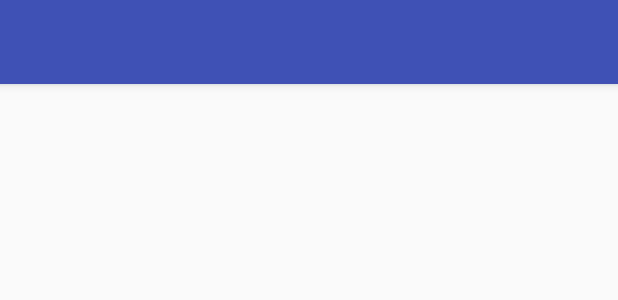
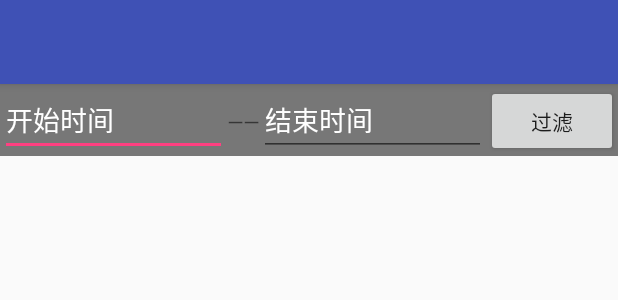
Before and after one commit to woodensheep/Disastersystem, an Android app: the layout activity_complete_task.xml on its own in the app's theme, with its tools: preview values and no code run, on a phone screen of 412 x 824 dp. Shown: the top 300 px of the screen. Run offline under Robolectric (Android 15) with nearby library versions, the phone set to English and light mode, and no system bars.

Commit message:
工作平台页面布局3

```diff
--- a/app/build.gradle
+++ b/app/build.gradle
@@ -1,5 +1,5 @@
 apply plugin: 'com.android.application'
-
+'com.jakewharton.butterknife'
 android {
     compileSdkVersion 23
     buildToolsVersion "23.0.0"
@@ -35,4 +35,5 @@ dependencies {
     })
     testCompile 'junit:junit:4.12'
     compile 'com.jakewharton:butterknife:8.5.1'
+    annotationProcessor 'com.jakewharton:butterknife-compiler:8.5.1'
 }
--- a/app/src/main/res/layout/activity_complete_task.xml
+++ b/app/src/main/res/layout/activity_complete_task.xml
@@ -20,6 +20,51 @@
             app:popupTheme="@style/AppTheme.PopupOverlay" />
 
     </android.support.design.widget.AppBarLayout>
+    <LinearLayout
+        app:layout_behavior="@string/appbar_scrolling_view_behavior"
+        android:layout_width="match_parent"
+        android:layout_height="match_parent"
+        android:orientation="vertical">
 
+    <LinearLayout
+        android:layout_width="match_parent"
+        android:layout_height="wrap_content"
+        android:orientation="horizontal"
+        android:background="@color/c1olorgray">
+        <EditText
+            android:id="@+id/start_time"
+            android:layout_width="wrap_content"
+            android:layout_height="wrap_content"
+            android:layout_weight="1"
+            android:textColorHint="@color/c1olorwhite"
+            android:hint="开始时间"/>
+        <TextView
+            android:id="@+id/divider"
+            android:layout_width="wrap_content"
+            android:layout_height="wrap_content"
+            android:text="——"
+            android:layout_centerVertical="true"
+            />
+        <EditText
+            android:id="@+id/end_time"
+            android:layout_width="wrap_content"
+            android:layout_height="wrap_content"
+            android:layout_weight="1"
+            android:textColorHint="@color/c1olorwhite"
+            android:hint="结束时间"/>
+        <Button
+            android:id="@+id/com_task_search"
+            android:layout_width="wrap_content"
+            android:layout_height="wrap_content"
+            android:text="过滤"
+            />
+    </LinearLayout>
+    <android.support.v7.widget.RecyclerView
+        android:id="@+id/com_task_list"
+        android:layout_width="match_parent"
+        android:layout_height="match_parent">
+
+    </android.support.v7.widget.RecyclerView>
+    </LinearLayout>
 
 </android.support.design.widget.CoordinatorLayout>
--- a/build.gradle
+++ b/build.gradle
@@ -6,7 +6,7 @@ buildscript {
     }
     dependencies {
         classpath 'com.android.tools.build:gradle:2.2.3'
-
+        classpath 'com.jakewharton:butterknife-gradle-plugin:8.5.1'
         // NOTE: Do not place your application dependencies here; they belong
         // in the individual module build.gradle files
     }
```
Also changed, not shown: app/src/main/java/com/nandity/disastersystem/activity/CompleteTaskActivity.java (+6 -7 lines), app/src/main/java/com/nandity/disastersystem/activity/CreateTaskActivity.java (+15 -4 lines), app/src/main/res/layout/activity_create_task.xml (+15 -0 lines).
